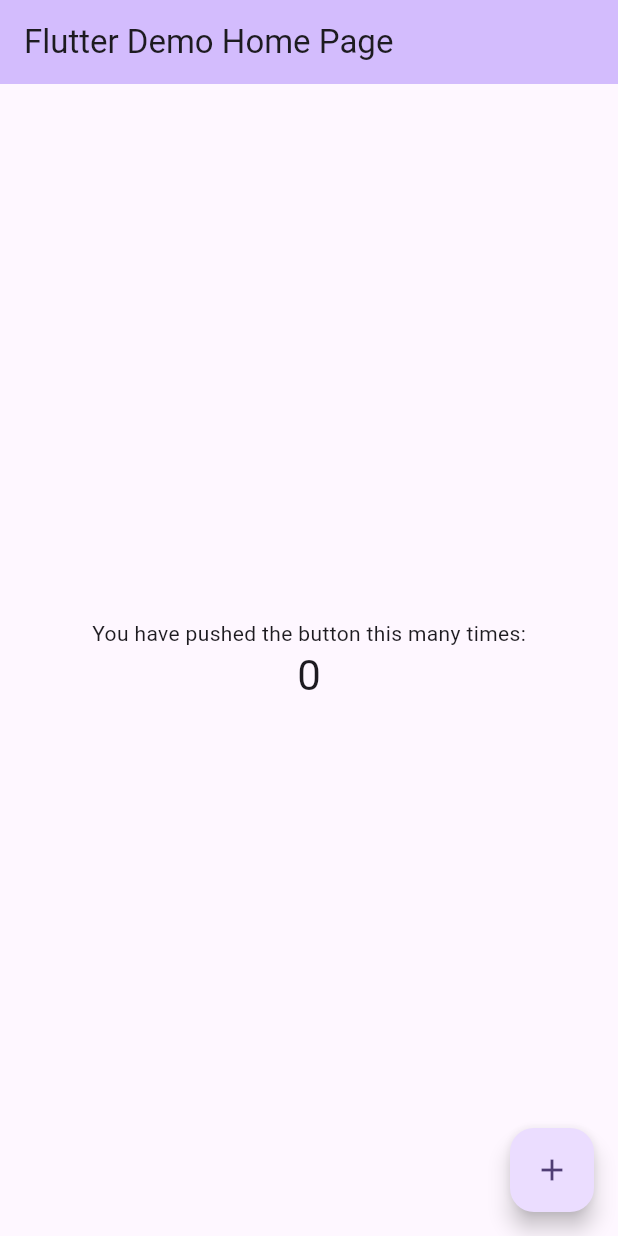
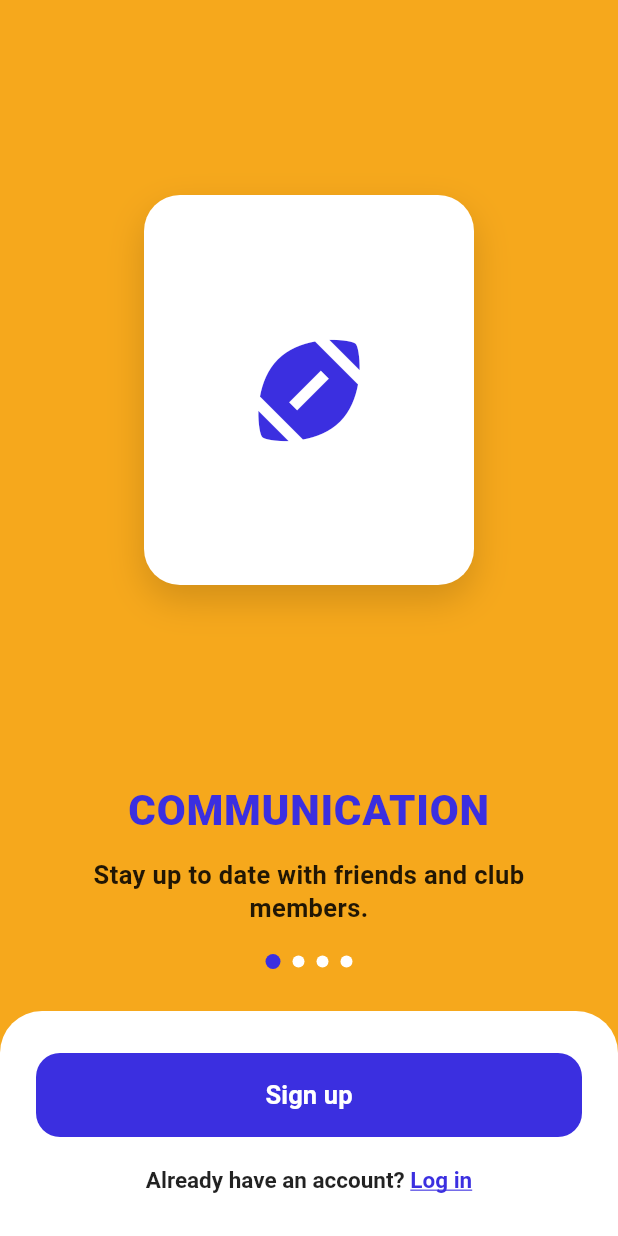
Before and after one commit to almars0306-pixel/Mobile-Programming-Sem3-Reclub-, a Flutter app: the screen it shows after launch, on a phone screen of 412 x 824 dp. Run offline on Flutter 3.47's test engine with Material 3 defaults, Android fonts, the phone set to English and light mode, and no system bars.

Commit message:
Widgets_tampilan_utama

```diff
--- a/lib/main.dart
+++ b/lib/main.dart
@@ -1,122 +1,36 @@
 import 'package:flutter/material.dart';
+import 'package:flutter/gestures.dart';
+import 'tampilan_utama/tampilan_utama.dart';
 
 void main() {
   runApp(const MyApp());
 }
 
+// Supaya PageView / ListView bisa di-swipe pakai mouse drag juga
+// (default Flutter cuma dengar touch, jadi di Chrome kerasa "gabisa di-swipe").
+class AppScrollBehavior extends MaterialScrollBehavior {
+  @override
+  Set<PointerDeviceKind> get dragDevices => {
+        PointerDeviceKind.touch,
+        PointerDeviceKind.mouse,
+        PointerDeviceKind.trackpad,
+        PointerDeviceKind.stylus,
+      };
+}
+
 class MyApp extends StatelessWidget {
   const MyApp({super.key});
 
-  // This widget is the root of your application.
   @override
   Widget build(BuildContext context) {
     return MaterialApp(
       title: 'Flutter Demo',
+      debugShowCheckedModeBanner: false,
+      scrollBehavior: AppScrollBehavior(),
       theme: ThemeData(
-        // This is the theme of your application.
-        //
-        // TRY THIS: Try running your application with "flutter run". You'll see
-        // the application has a purple toolbar. Then, without quitting the app,
-        // try changing the seedColor in the colorScheme below to Colors.green
-        // and then invoke "hot reload" (save your changes or press the "hot
-        // reload" button in a Flutter-supported IDE, or press "r" if you used
-        // the command line to start the app).
-        //
-        // Notice that the counter didn't reset back to zero; the application
-        // state is not lost during the reload. To reset the state, use hot
-        // restart instead.
-        //
-        // This works for code too, not just values: Most code changes can be
-        // tested with just a hot reload.
-        colorScheme: .fromSeed(seedColor: Colors.deepPurple),
+        colorScheme: ColorScheme.fromSeed(seedColor: Colors.deepPurple),
       ),
-      home: const MyHomePage(title: 'Flutter Demo Home Page'),
+      home: const LoginPage(),
     );
   }
 }
-
-class MyHomePage extends StatefulWidget {
-  const MyHomePage({super.key, required this.title});
-
-  // This widget is the home page of your application. It is stateful, meaning
-  // that it has a State object (defined below) that contains fields that affect
-  // how it looks.
-
-  // This class is the configuration for the state. It holds the values (in this
-  // case the title) provided by the parent (in this case the App widget) and
-  // used by the build method of the State. Fields in a Widget subclass are
-  // always marked "final".
-
-  final String title;
-
-  @override
-  State<MyHomePage> createState() => _MyHomePageState();
-}
-
-class _MyHomePageState extends State<MyHomePage> {
-  int _counter = 0;
-
-  void _incrementCounter() {
-    setState(() {
-      // This call to setState tells the Flutter framework that something has
-      // changed in this State, which causes it to rerun the build method below
-      // so that the display can reflect the updated values. If we changed
-      // _counter without calling setState(), then the build method would not be
-      // called again, and so nothing would appear to happen.
-      _counter++;
-    });
-  }
-
-  @override
-  Widget build(BuildContext context) {
-    // This method is rerun every time setState is called, for instance as done
-    // by the _incrementCounter method above.
-    //
-    // The Flutter framework has been optimized to make rerunning build methods
-    // fast, so that you can just rebuild anything that needs updating rather
-    // than having to individually change instances of widgets.
-    return Scaffold(
-      appBar: AppBar(
-        // TRY THIS: Try changing the color here to a specific color (to
-        // Colors.amber, perhaps?) and trigger a hot reload to see the AppBar
-        // change color while the other colors stay the same.
-        backgroundColor: Theme.of(context).colorScheme.inversePrimary,
-        // Here we take the value from the MyHomePage object that was created by
-        // the App.build method, and use it to set our appbar title.
-        title: Text(widget.title),
-      ),
-      body: Center(
-        // Center is a layout widget. It takes a single child and positions it
-        // in the middle of the parent.
-        child: Column(
-          // Column is also a layout widget. It takes a list of children and
-          // arranges them vertically. By default, it sizes itself to fit its
-          // children horizontally, and tries to be as tall as its parent.
-          //
-          // Column has various properties to control how it sizes itself and
-          // how it positions its children. Here we use mainAxisAlignment to
-          // center the children vertically; the main axis here is the vertical
-          // axis because Columns are vertical (the cross axis would be
-          // horizontal).
-          //
-          // TRY THIS: Invoke "debug painting" (choose the "Toggle Debug Paint"
-          // action in the IDE, or press "p" in the console), to see the
-          // wireframe for each widget.
-          mainAxisAlignment: .center,
-          children: [
-            const Text('You have pushed the button this many times:'),
-            Text(
-              '$_counter',
-              style: Theme.of(context).textTheme.headlineMedium,
-            ),
-          ],
-        ),
-      ),
-      floatingActionButton: FloatingActionButton(
-        onPressed: _incrementCounter,
-        tooltip: 'Increment',
-        child: const Icon(Icons.add),
-      ),
-    );
-  }
-}
--- /dev/null
+++ b/lib/tampilan_utama/tampilan_utama.dart
@@ -0,0 +1,226 @@
+import 'package:flutter/material.dart';
+import 'package:flutter/gestures.dart';
+
+class _OnboardSlide {
+  final IconData icon;
+  final String title;
+  final String subtitle;
+
+  const _OnboardSlide({
+    required this.icon,
+    required this.title,
+    required this.subtitle,
+  });
+}
+
+const List<_OnboardSlide> _slides = [
+  _OnboardSlide(
+    icon: Icons.sports_football,
+    title: 'COMMUNICATION',
+    subtitle: 'Stay up to date with friends and club members.',
+  ),
+  _OnboardSlide(
+    icon: Icons.event,
+    title: 'DISCOVER EVENTS',
+    subtitle: 'Find sports events happening around you every week.',
+  ),
+  _OnboardSlide(
+    icon: Icons.groups,
+    title: 'JOIN COMMUNITY',
+    subtitle: 'Connect with people who share the same hobby as you.',
+  ),
+  _OnboardSlide(
+    icon: Icons.emoji_events,
+    title: 'TRACK PROGRESS',
+    subtitle: 'See your activity history and achievements in one place.',
+  ),
+];
+
+class LoginPage extends StatefulWidget {
+  const LoginPage({super.key});
+
+  @override
+  State<LoginPage> createState() => _LoginPageState();
+}
+
+class _LoginPageState extends State<LoginPage> {
+  final PageController _pageController = PageController();
+  int _currentPage = 0;
+
+  @override
+  void dispose() {
+    _pageController.dispose();
+    super.dispose();
+  }
+
+  @override
+  Widget build(BuildContext context) {
+    return Scaffold(
+      backgroundColor: const Color(0xFFF6A81C),
+      body: SafeArea(
+        child: Column(
+          children: [
+            Expanded(
+              flex: 5,
+              child: PageView.builder(
+                controller: _pageController,
+                itemCount: _slides.length,
+                onPageChanged: (index) {
+                  setState(() {
+                    _currentPage = index;
+                  });
+                },
+                itemBuilder: (context, index) {
+                  final slide = _slides[index];
+                  return Center(
+                    child: Container(
+                      width: 220,
+                      height: 260,
+                      decoration: BoxDecoration(
+                        color: Colors.white,
+                        borderRadius: BorderRadius.circular(24),
+                        boxShadow: [
+                          BoxShadow(
+                            color: Colors.black.withOpacity(0.15),
+                            blurRadius: 20,
+                            offset: const Offset(0, 10),
+                          ),
+                        ],
+                      ),
+                      alignment: Alignment.center,
+                      child: Icon(
+                        slide.icon,
+                        size: 90,
+                        color: const Color(0xFF3B2FE0),
+                      ),
+                    ),
+                  );
+                },
+              ),
+            ),
+
+            Padding(
+              padding: const EdgeInsets.symmetric(horizontal: 24),
+              child: Column(
+                children: [
+                  Text(
+                    _slides[_currentPage].title,
+                    textAlign: TextAlign.center,
+                    style: const TextStyle(
+                      fontSize: 28,
+                      fontWeight: FontWeight.w800,
+                      letterSpacing: 0.5,
+                      color: Color(0xFF3B2FE0),
+                    ),
+                  ),
+                  const SizedBox(height: 12),
+                  Text(
+                    _slides[_currentPage].subtitle,
+                    textAlign: TextAlign.center,
+                    style: const TextStyle(
+                      fontSize: 17,
+                      fontWeight: FontWeight.w600,
+                      color: Colors.black87,
+                      height: 1.3,
+                    ),
+                  ),
+                ],
+              ),
+            ),
+            const SizedBox(height: 20),
+
+            Row(
+              mainAxisAlignment: MainAxisAlignment.center,
+              children: List.generate(_slides.length, (index) {
+                final bool isActive = index == _currentPage;
+                return AnimatedContainer(
+                  duration: const Duration(milliseconds: 1),
+                  margin: const EdgeInsets.symmetric(horizontal: 4),
+                  width: isActive ? 10 : 8,
+                  height: isActive ? 10 : 8,
+                  decoration: BoxDecoration(
+                    shape: BoxShape.circle,
+                    color: isActive ? const Color(0xFF3B2FE0) : Colors.white,
+                  ),
+                );
+              }),
+            ),
+            const SizedBox(height: 28),
+
+            Container(
+              width: double.infinity,
+              padding: const EdgeInsets.fromLTRB(24, 28, 24, 28),
+              decoration: const BoxDecoration(
+                color: Colors.white,
+                borderRadius: BorderRadius.only(
+                  topLeft: Radius.circular(28),
+                  topRight: Radius.circular(28),
+                ),
+              ),
+              child: Column(
+                mainAxisSize: MainAxisSize.min,
+                children: [
+                  Row(
+                    children: [
+                      Expanded(
+                        child: SizedBox(
+                          height: 56,
+                          child: ElevatedButton(
+                            onPressed: () {
+                              // TODO: aksi sign up / pindah ke halaman register
+                            },
+                            style: ElevatedButton.styleFrom(
+                              backgroundColor: const Color(0xFF3B2FE0),
+                              foregroundColor: Colors.white,
+                              elevation: 0,
+                              shape: RoundedRectangleBorder(
+                                borderRadius: BorderRadius.circular(16),
+                              ),
+                            ),
+                            child: const Text(
+                              'Sign up',
+                              style: TextStyle(
+                                fontSize: 17,
+                                fontWeight: FontWeight.w700,
+                              ),
+                            ),
+                          ),
+                        ),
+                      ),
+                    ],
+                  ),
+                  const SizedBox(height: 20),
+
+                  RichText(
+                    textAlign: TextAlign.center,
+                    text: TextSpan(
+                      style: const TextStyle(
+                        fontSize: 15,
+                        fontWeight: FontWeight.w700,
+                        color: Colors.black87,
+                      ),
+                      children: [
+                        const TextSpan(text: 'Already have an account? '),
+                        TextSpan(
+                          text: 'Log in',
+                          style: const TextStyle(
+                            color: Color(0xFF3B2FE0),
+                            decoration: TextDecoration.underline,
+                          ),
+                          recognizer: TapGestureRecognizer()
+                            ..onTap = () {
+                              // TODO: navigasi ke halaman login
+                            },
+                        ),
+                      ],
+                    ),
+                  ),
+                ],
+              ),
+            ),
+          ],
+        ),
+      ),
+    );
+  }
+}
```
Also changed, not shown: 1 other file.
